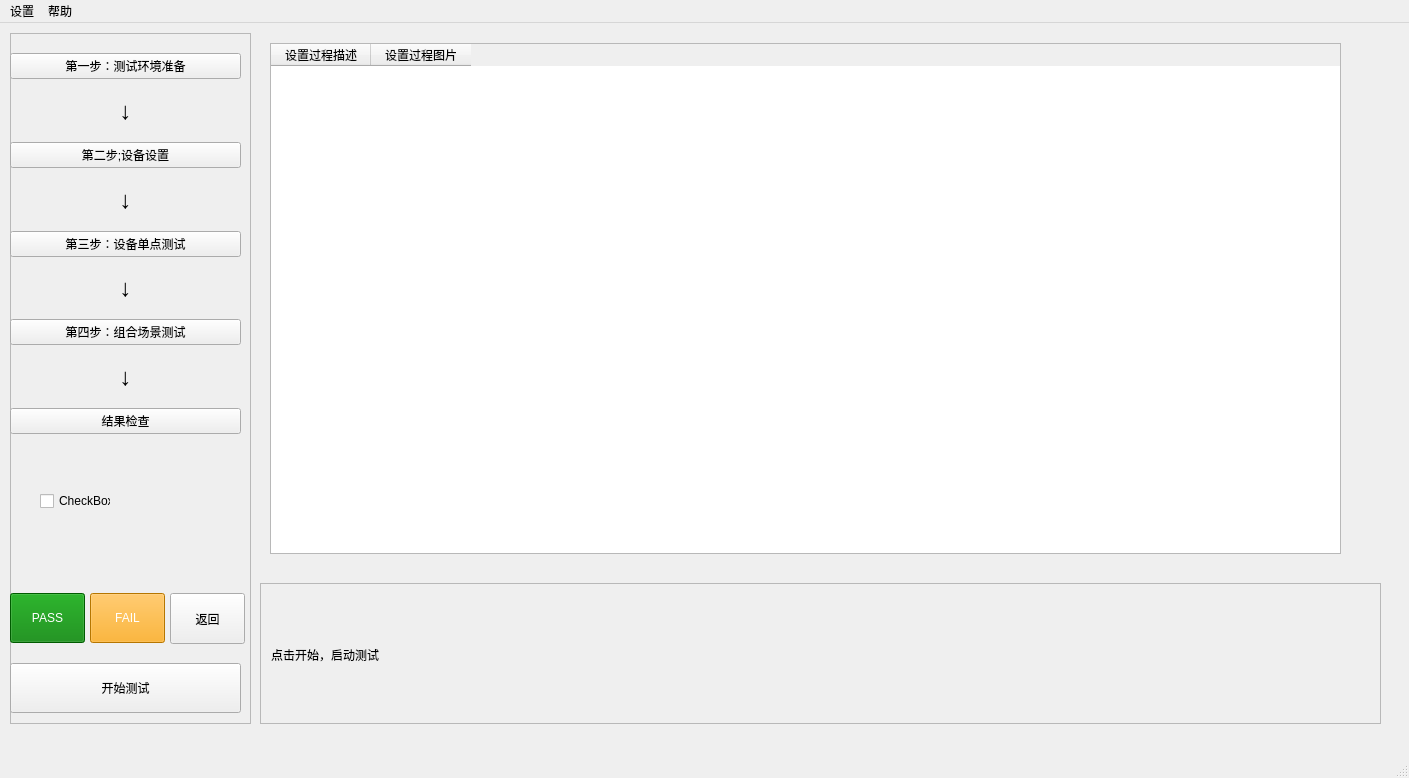
garyhuang2018/Test, file src/hotel/resource/nav_panel.ui: the form before one commit.
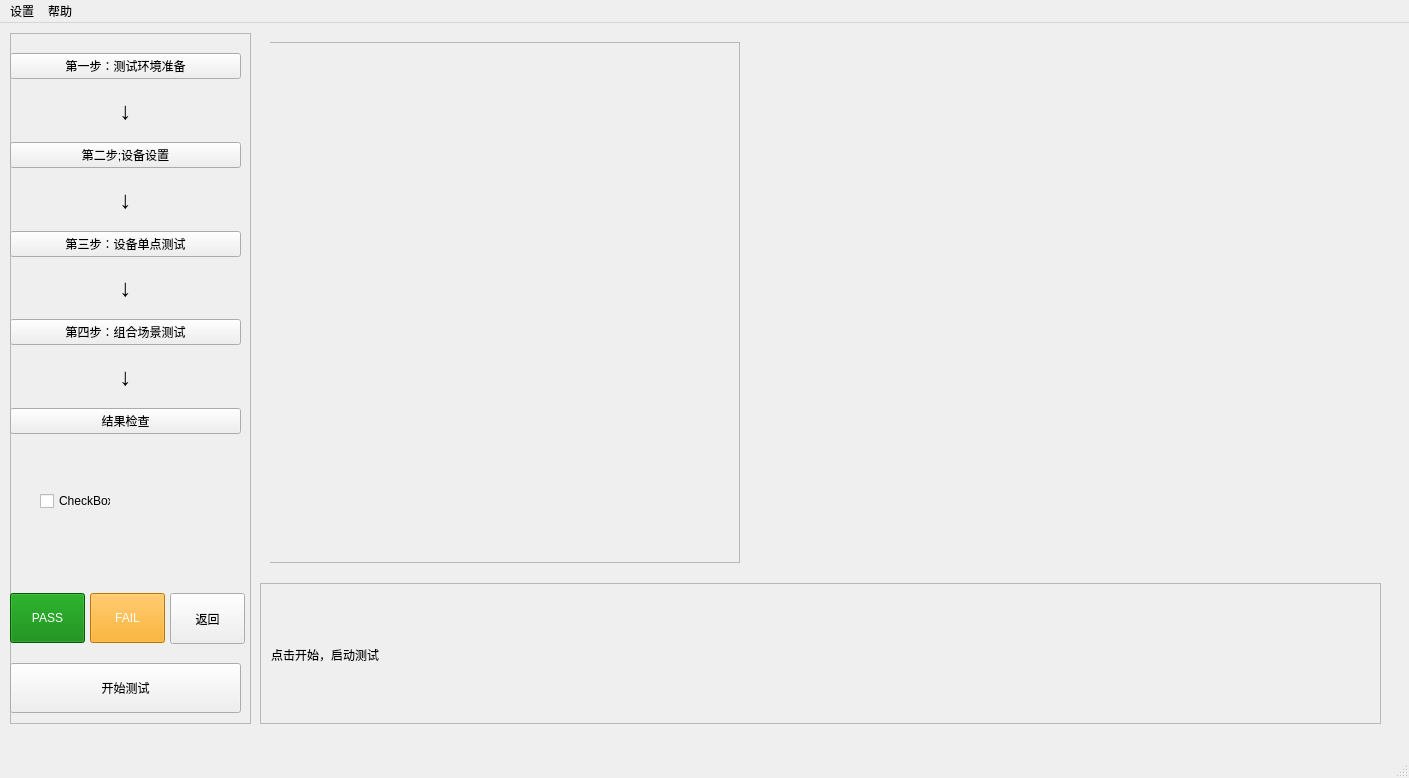
The form after the commit. The open tabs and pages were chosen to show the change.

Commit message: fix nav_button issue

```diff
--- a/src/hotel/resource/nav_panel.ui
+++ b/src/hotel/resource/nav_panel.ui
@@ -420,25 +420,21 @@
      </widget>
     </widget>
     <widget class="QWidget" name="page_2">
-     <widget class="QTableWidget" name="tableWidget">
+     <widget class="QFrame" name="phone_view">
       <property name="geometry">
        <rect>
-        <x>0</x>
-        <y>20</y>
-        <width>1071</width>
-        <height>511</height>
+        <x>-1</x>
+        <y>19</y>
+        <width>471</width>
+        <height>521</height>
        </rect>
       </property>
-      <column>
-       <property name="text">
-        <string>设置过程描述</string>
-       </property>
-      </column>
-      <column>
-       <property name="text">
-        <string>设置过程图片</string>
-       </property>
-      </column>
+      <property name="frameShape">
+       <enum>QFrame::StyledPanel</enum>
+      </property>
+      <property name="frameShadow">
+       <enum>QFrame::Raised</enum>
+      </property>
      </widget>
     </widget>
     <widget class="QWidget" name="page_3">
```
The commit also changes 1 other file.
